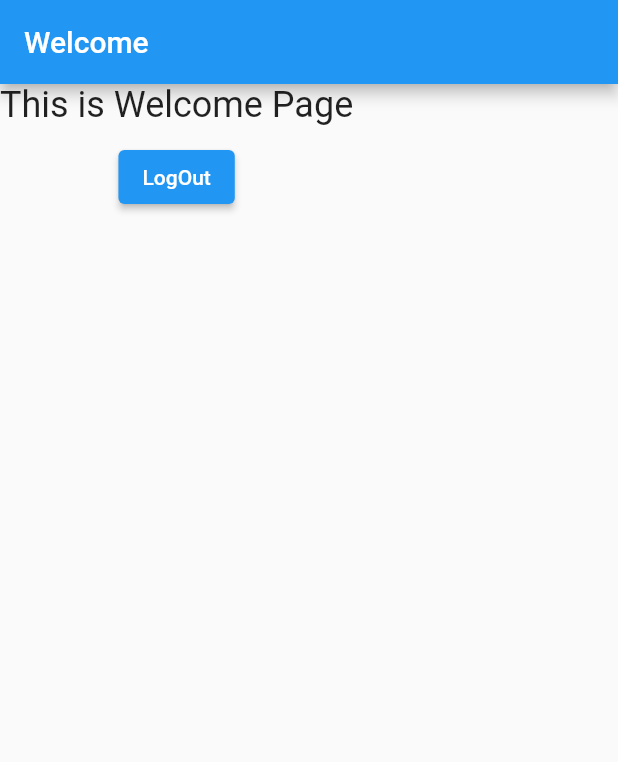
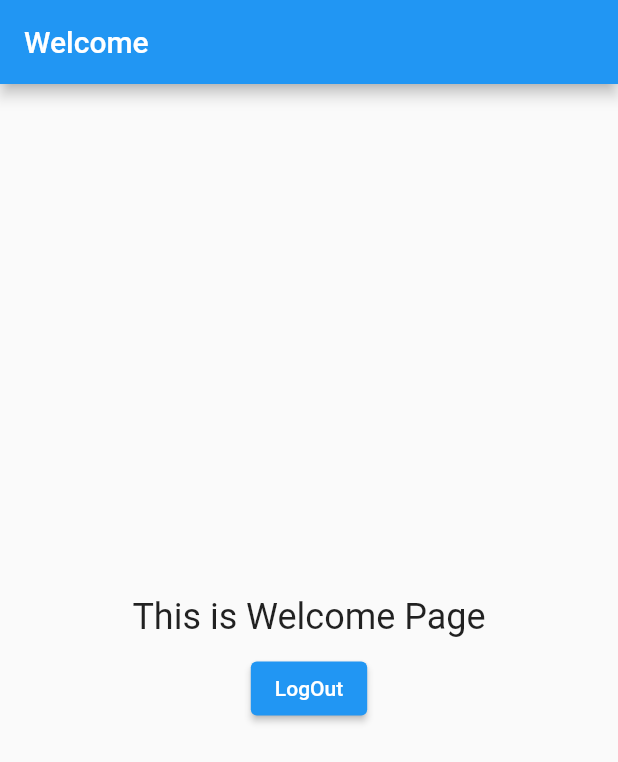
Before and after one commit to nazmulkhanliton/login_authentication, a Flutter app: the screen it shows once a user with an empty profile is signed in, on a phone screen of 412 x 824 dp. Shown: the top 762 px of the screen. Run offline on Flutter 3.47's test engine with Material 2 defaults, Android fonts, the phone set to English and light mode, and no system bars; our stand-ins replace firebase_auth, firebase_core, get; accounts and stored records are empty.

Commit message:
6th commits

```diff
--- a/lib/intro_page.dart
+++ b/lib/intro_page.dart
@@ -39,7 +39,7 @@ class _IntroPageState extends State<IntroPage> {
                             builder: (context) => const LoginPage()));
                   },
                   child: const Text(
-                    'Next',
+                    'Login',
                   ),
                 ),
               )
--- a/lib/welcome_page.dart
+++ b/lib/welcome_page.dart
@@ -15,7 +15,9 @@ class _WelcomePageState extends State<WelcomePage> {
       appBar: AppBar(
         title: const Text('Welcome'),
       ),
-      body: Column(
+      body: Center(
+        child: Column(
+          mainAxisAlignment: MainAxisAlignment.center,
           children: [
             const Text(
               'This is Welcome Page',
@@ -43,6 +45,7 @@ class _WelcomePageState extends State<WelcomePage> {
             ),
           ],
         ),
+      ),
     );
   }
 }
```
Lines whose indentation alone changed are shown as unchanged.
